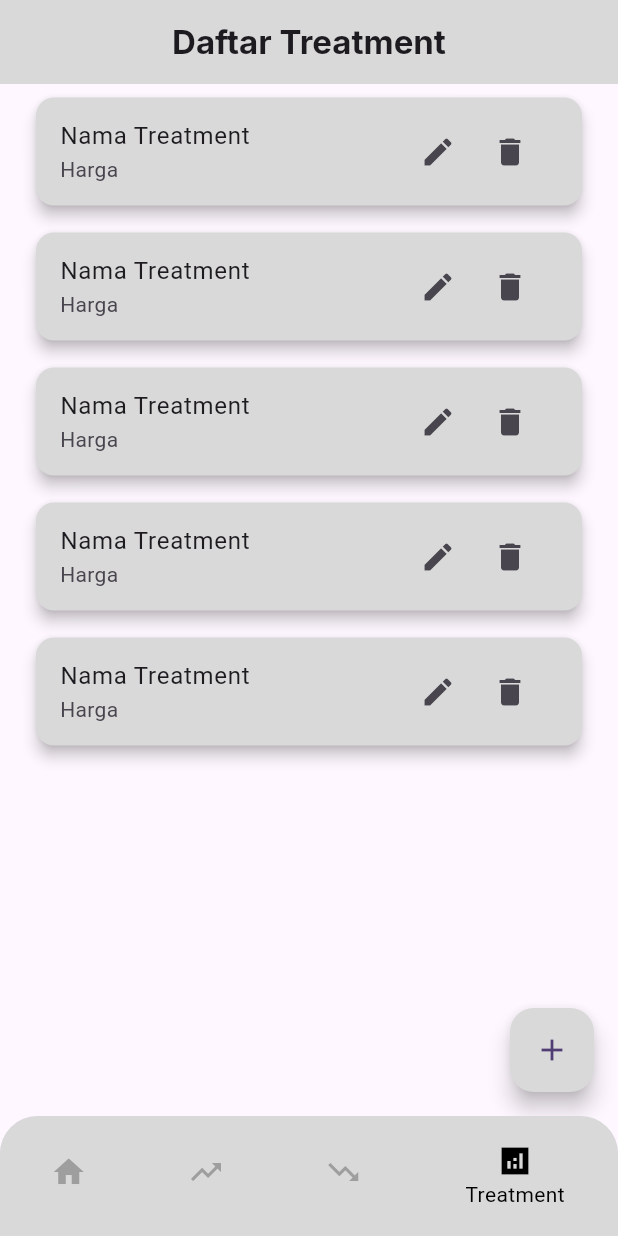
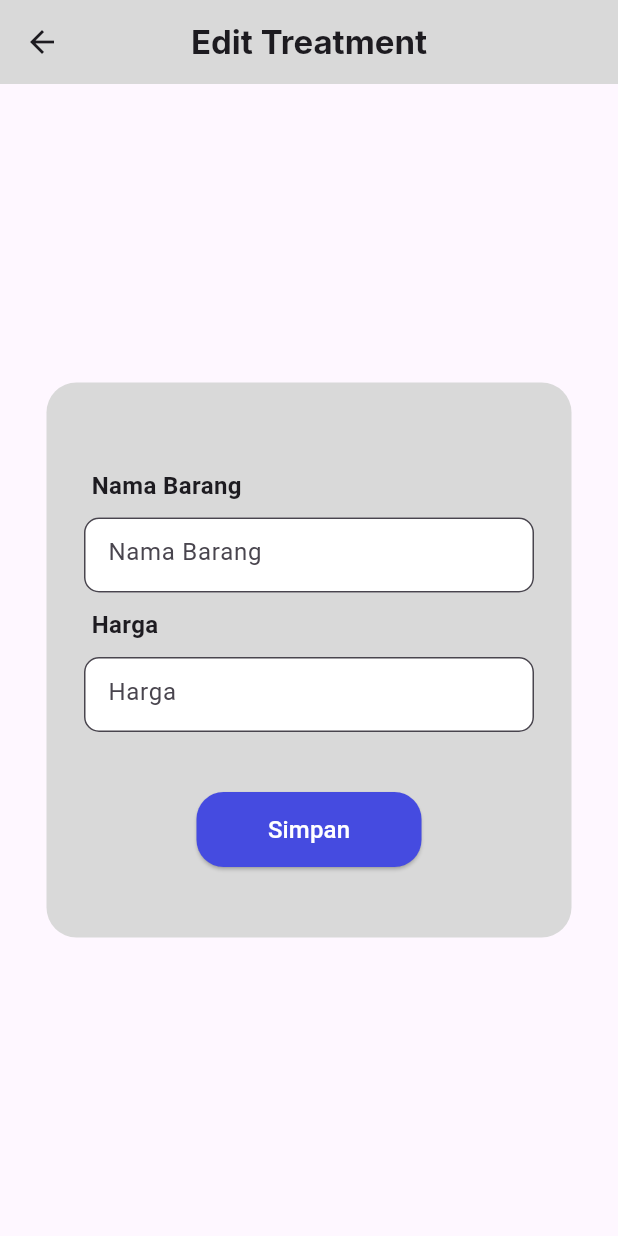
Before and after one commit to prgtyfzh/063_RedlenShoesCleaning, a Flutter app: the screen it shows after launch, item 4 of the bottom bar chosen, after a tap on the "edit" icon, on a phone screen of 412 x 824 dp. Run offline on Flutter 3.47's test engine with Material 2 defaults, Android fonts, the phone set to English and light mode, and no system bars; our stand-ins replace cloud_firestore, firebase_auth, firebase_core, google_fonts; accounts and stored records are empty.

Commit message:
membuat form update treatment

```diff
--- a/lib/view/dashboardadmin.dart
+++ b/lib/view/dashboardadmin.dart
@@ -3,6 +3,7 @@ import 'package:google_fonts/google_fonts.dart';
 import 'package:redlenshoescleaning/view/pengeluaran/createpengeluaran.dart';
 import 'package:redlenshoescleaning/view/pengeluaran/updatepengeluaran.dart';
 import 'package:redlenshoescleaning/view/treatment/createtreatment.dart';
+import 'package:redlenshoescleaning/view/treatment/updatetreatment.dart';
 
 class DashboardAdmin extends StatefulWidget {
   const DashboardAdmin({Key? key}) : super(key: key);
@@ -331,7 +332,13 @@ class _DashboardAdminState extends State<DashboardAdmin> {
                                 IconButton(
                                   icon: const Icon(Icons.edit),
                                   onPressed: () {
-                                    // Handle update button press
+                                    Navigator.push(
+                                      context,
+                                      MaterialPageRoute(
+                                        builder: (context) =>
+                                            const UpdateTreatment(),
+                                      ),
+                                    );
                                   },
                                 ),
                                 IconButton(
--- /dev/null
+++ b/lib/view/treatment/updatetreatment.dart
@@ -0,0 +1,145 @@
+import 'package:flutter/material.dart';
+import 'package:google_fonts/google_fonts.dart';
+
+class UpdateTreatment extends StatefulWidget {
+  const UpdateTreatment({super.key});
+
+  @override
+  State<UpdateTreatment> createState() => _UpdateTreatmentState();
+}
+
+class _UpdateTreatmentState extends State<UpdateTreatment> {
+  @override
+  Widget build(BuildContext context) {
+    return Scaffold(
+      appBar: AppBar(
+        backgroundColor: const Color(0xFFD9D9D9),
+        centerTitle: true,
+        title: Text(
+          'Edit Treatment',
+          style: GoogleFonts.inter(
+            fontWeight: FontWeight.bold,
+          ),
+        ),
+      ),
+      body: Center(
+        child: Padding(
+          padding: const EdgeInsets.all(20.0),
+          child: Container(
+            width: 350,
+            height: 370,
+            decoration: BoxDecoration(
+              color: const Color(0xFFD9D9D9),
+              borderRadius: BorderRadius.circular(20),
+            ),
+            child: Center(
+              child: Column(
+                mainAxisAlignment: MainAxisAlignment.center,
+                children: [
+                  const Padding(
+                    padding: EdgeInsets.symmetric(
+                      vertical: 10.0,
+                      horizontal: 30.0,
+                    ),
+                    child: Align(
+                      alignment: Alignment.centerLeft,
+                      child: Text(
+                        'Nama Barang', // Teks di atas TextFormField
+                        style: TextStyle(
+                          fontSize: 16,
+                          fontWeight: FontWeight.bold,
+                        ),
+                        textAlign: TextAlign.start,
+                      ),
+                    ),
+                  ),
+                  SizedBox(
+                    width: 300,
+                    height: 50,
+                    child: TextFormField(
+                      // controller: _tanggalController,
+                      decoration: InputDecoration(
+                        hintText: 'Nama Barang',
+                        border: OutlineInputBorder(
+                          borderRadius: BorderRadius.circular(10.0),
+                        ),
+                        filled: true,
+                        fillColor: Colors.white,
+                      ),
+                    ),
+                  ),
+                  const Padding(
+                    padding: EdgeInsets.symmetric(
+                      vertical: 10.0,
+                      horizontal: 30.0,
+                    ),
+                    child: Align(
+                      alignment: Alignment.centerLeft,
+                      child: Text(
+                        'Harga', // Teks di atas TextFormField
+                        style: TextStyle(
+                          fontSize: 16,
+                          fontWeight: FontWeight.bold,
+                        ),
+                        textAlign: TextAlign.start,
+                      ),
+                    ),
+                  ),
+                  SizedBox(
+                    width: 300,
+                    height: 50,
+                    child: TextFormField(
+                      // controller: _tanggalController,
+                      decoration: InputDecoration(
+                        hintText: 'Harga',
+                        border: OutlineInputBorder(
+                          borderRadius: BorderRadius.circular(10.0),
+                        ),
+                        filled: true,
+                        fillColor: Colors.white,
+                      ),
+                    ),
+                  ),
+                  const SizedBox(height: 40),
+                  ElevatedButton(
+                    onPressed: () {
+                      // Retrieve the values from the text fields
+                      // String tanggal = _tanggalController.text;
+                      // String nama = _namaController.text;
+                      // String harga = _hargaController.text;
+
+                      // Do something with the data (e.g., add it to a list, save to a database, etc.)
+                      // ...
+
+                      // Clear the text fields
+                      // _tanggalController.clear();
+                      // _namaController.clear();
+                      // _hargaController.clear();
+
+                      // Show a snackbar or navigate to a new screen to indicate successful data submission
+                      // ...
+                    },
+                    style: ElevatedButton.styleFrom(
+                      backgroundColor: const Color(0xFF454BE0),
+                      shape: RoundedRectangleBorder(
+                        borderRadius: BorderRadius.circular(18),
+                      ),
+                      minimumSize: const Size(150, 50),
+                    ),
+                    child: const Text(
+                      'Simpan',
+                      style: TextStyle(
+                        fontSize: 16,
+                        color: Colors.white,
+                      ),
+                    ),
+                  ),
+                ],
+              ),
+            ),
+          ),
+        ),
+      ),
+    );
+  }
+}
```
